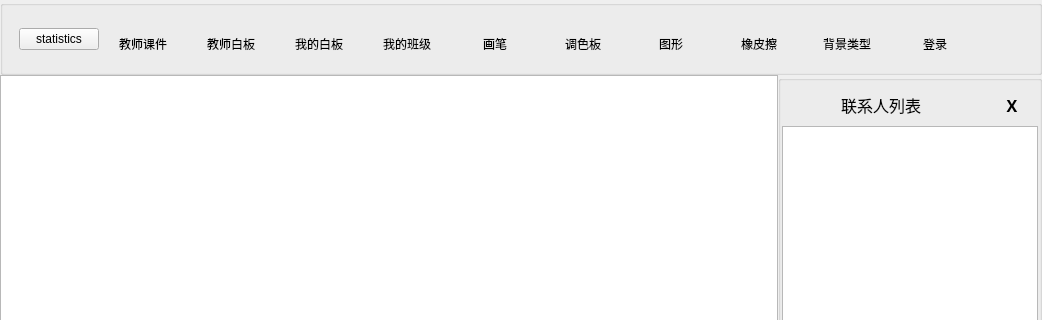
Before: the Qt Designer form QtClassClient/mainwindow.ui in ideallx/serveree, drawn with Qt 5; both pictures show x 0 to 1042 and y 0 to 320 of the 1042 by 700 pixel window.
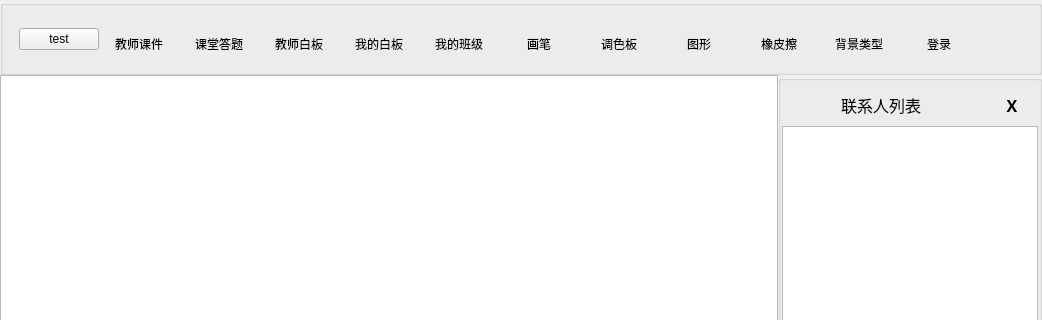
After: the same form once the commit is applied. Icons and pictures are not drawn. Custom widgets are drawn as their Qt base class.

Commit message: question-answer complete

Patch:
```diff
--- a/QtClassClient/mainwindow.ui
+++ b/QtClassClient/mainwindow.ui
@@ -138,7 +138,7 @@
        <item>
         <widget class="QPushButton" name="pushButton">
          <property name="text">
-          <string>statistics</string>
+          <string>test</string>
          </property>
         </widget>
        </item>
@@ -189,6 +189,50 @@
          </property>
         </widget>
        </item>
+       <item>
+        <widget class="QToolButton" name="tbQuestion">
+         <property name="sizePolicy">
+          <sizepolicy hsizetype="Expanding" vsizetype="Fixed">
+           <horstretch>0</horstretch>
+           <verstretch>0</verstretch>
+          </sizepolicy>
+         </property>
+         <property name="minimumSize">
+          <size>
+           <width>75</width>
+           <height>75</height>
+          </size>
+         </property>
+         <property name="maximumSize">
+          <size>
+           <width>120</width>
+           <height>16777215</height>
+          </size>
+         </property>
+         <property name="styleSheet">
+          <string notr="true"/>
+         </property>
+         <property name="text">
+          <string>课堂答题</string>
+         </property>
+         <property name="icon">
+          <iconset resource="ui.qrc">
+           <normaloff>:/icon/ui/icon/question.png</normaloff>:/icon/ui/icon/question.png</iconset>
+         </property>
+         <property name="iconSize">
+          <size>
+           <width>32</width>
+           <height>32</height>
+          </size>
+         </property>
+         <property name="toolButtonStyle">
+          <enum>Qt::ToolButtonTextUnderIcon</enum>
+         </property>
+         <property name="autoRaise">
+          <bool>true</bool>
+         </property>
+        </widget>
+       </item>
        <item>
         <widget class="QToolButton" name="tbTeacherBoard">
          <property name="sizePolicy">
```
The commit also changes 35 other files.
